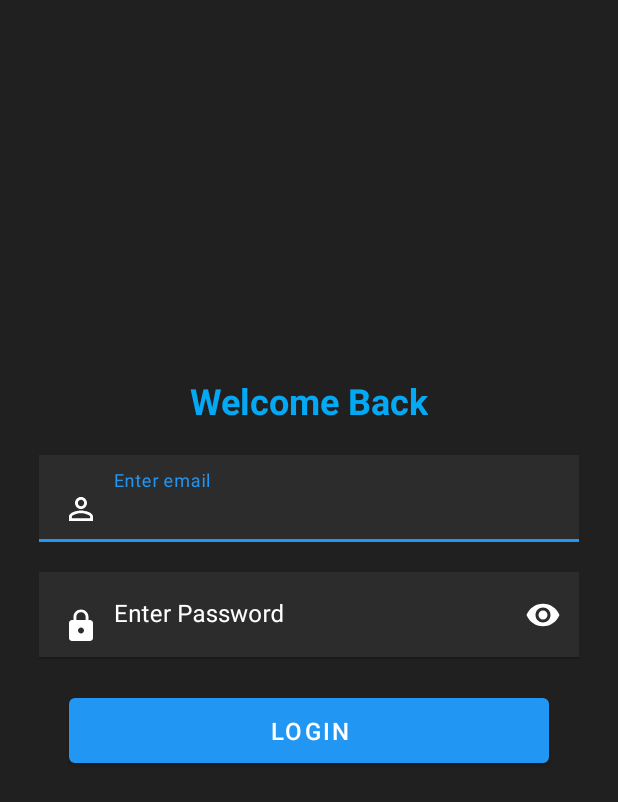
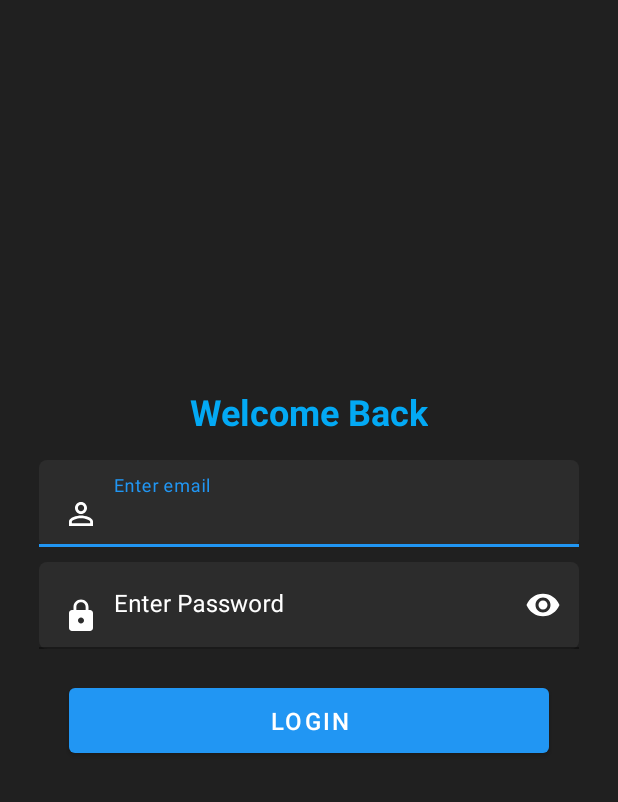
Before and after one commit to Subriti/Holiday-Planner, an Android app: the LoginActivity screen opened directly, with no data from a screen before it, on a phone screen of 412 x 824 dp. Shown: the top 802 px of the screen. Run offline under Robolectric (Android 15) with nearby library versions, the light colour scheme and no system bars; our stand-ins replace Firebase (no records; nobody signed in at launch, a user with empty details on screens opened directly).

Commit message:
Fixed error UI in login and signup

```diff
--- a/app/src/main/AndroidManifest.xml
+++ b/app/src/main/AndroidManifest.xml
@@ -10,9 +10,9 @@
         android:allowBackup="true"
         android:dataExtractionRules="@xml/data_extraction_rules"
         android:fullBackupContent="@xml/backup_rules"
-        android:icon="@drawable/calendar"
+        android:icon="@drawable/travel"
         android:label="@string/app_name"
-        android:roundIcon="@drawable/calendar"
+        android:roundIcon="@drawable/travel"
         android:supportsRtl="true"
         android:theme="@style/Theme.SuiteCase"
         tools:targetApi="31">
--- a/app/src/main/java/com/example/planner/PurchaseAdapter.java
+++ b/app/src/main/java/com/example/planner/PurchaseAdapter.java
@@ -3,6 +3,7 @@ package com.example.planner;
 import static android.content.Context.MODE_PRIVATE;
 
 import android.annotation.SuppressLint;
+import android.app.Activity;
 import android.content.Context;
 import android.content.Intent;
 import android.content.SharedPreferences;
@@ -144,6 +145,8 @@ public class PurchaseAdapter extends RecyclerView.Adapter<PurchaseAdapter.ViewHo
                                 Intent intent = new Intent(context, PurchasedActivity.class);
                                 intent.addFlags(Intent.FLAG_ACTIVITY_NEW_TASK);
                                 context.startActivity(intent);
+                                // Finish the PurchasedActivity
+                                ((Activity) context).finish();
                             }
                         });
                     }
--- /dev/null
+++ b/app/src/main/res/drawable/edit_text_border_selector.xml
@@ -0,0 +1,15 @@
+<?xml version="1.0" encoding="utf-8"?>
+<selector xmlns:android="http://schemas.android.com/apk/res/android">
+    <item android:state_focused="true">
+        <shape>
+            <solid android:color="@color/darkGrey" />
+            <corners android:radius="5dp" /> <!-- Adjust the radius as needed -->
+        </shape>
+    </item>
+    <item>
+        <shape>
+            <solid android:color="@color/darkGrey" /> <!-- Default color when not focused -->
+            <corners android:radius="5dp" />
+        </shape>
+    </item>
+</selector>
--- a/app/src/main/res/layout/activity_login.xml
+++ b/app/src/main/res/layout/activity_login.xml
@@ -47,7 +47,7 @@
                 android:id="@+id/emailError"
                 android:layout_width="match_parent"
                 android:layout_height="wrap_content"
-                android:layout_marginTop="10dp"
+                android:layout_marginTop="16dp"
                 android:textColorHint="@color/white"
                 app:hintAnimationEnabled="true">
 
@@ -55,8 +55,7 @@
                     android:id="@+id/remail"
                     android:layout_width="match_parent"
                     android:layout_height="wrap_content"
-                    android:layout_marginTop="10dp"
-                    android:background="@color/darkGrey"
+                    android:background="@drawable/edit_text_border_selector"
                     android:drawableStart="@drawable/baseline_person_outline_24"
                     android:drawablePadding="10dp"
                     android:fontFamily="sans-serif"
@@ -84,8 +83,7 @@
                     android:id="@+id/rpassword"
                     android:layout_width="match_parent"
                     android:layout_height="wrap_content"
-                    android:layout_marginTop="10dp"
-                    android:background="@color/darkGrey"
+                    android:background="@drawable/edit_text_border_selector"
                     android:drawableStart="@drawable/baseline_lock_24"
                     android:drawablePadding="10dp"
                     android:fontFamily="sans-serif"
--- a/app/src/main/res/values/strings.xml
+++ b/app/src/main/res/values/strings.xml
@@ -1,5 +1,5 @@
 <resources>
-    <string name="app_name">Holiday Planner</string>
+    <string name="app_name">Holiday Companion</string>
     <string name="open">Open navigation drawer</string>
     <string name="close">Close navigation drawer</string>
 </resources>
```
Also changed, not shown: app/src/main/java/com/example/planner/LoginActivity.java (+17 -13 lines), app/src/main/java/com/example/planner/RegisterActivity.java (+35 -14 lines), app/src/main/res/layout/activity_register.xml (+15 -22 lines).
